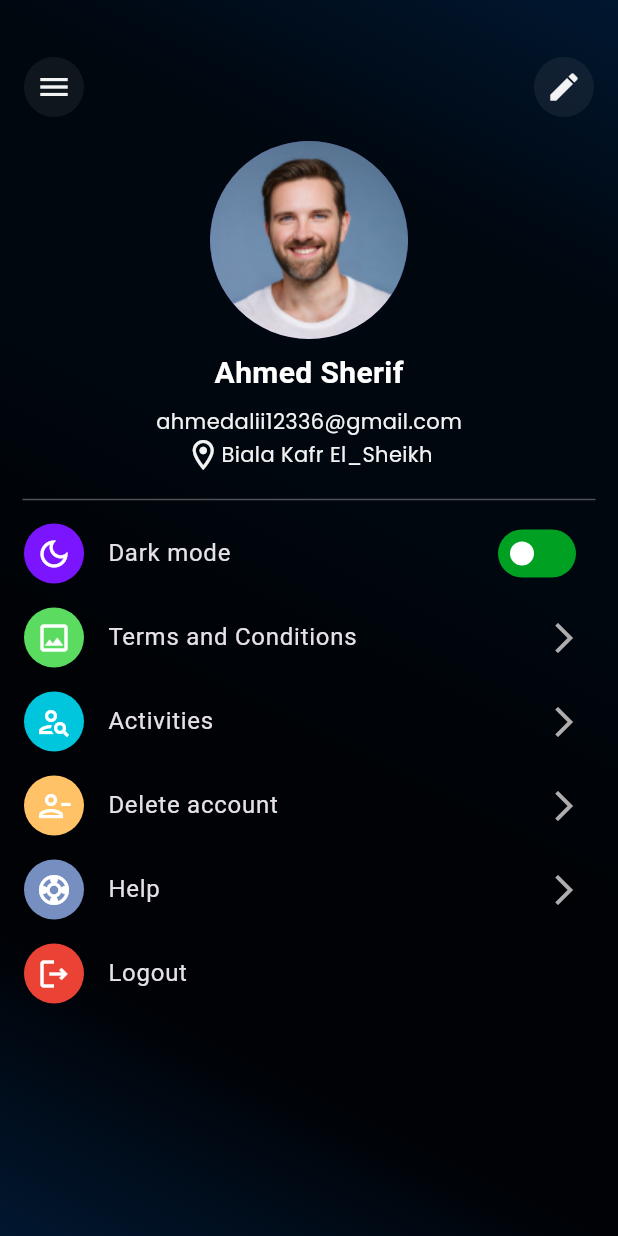
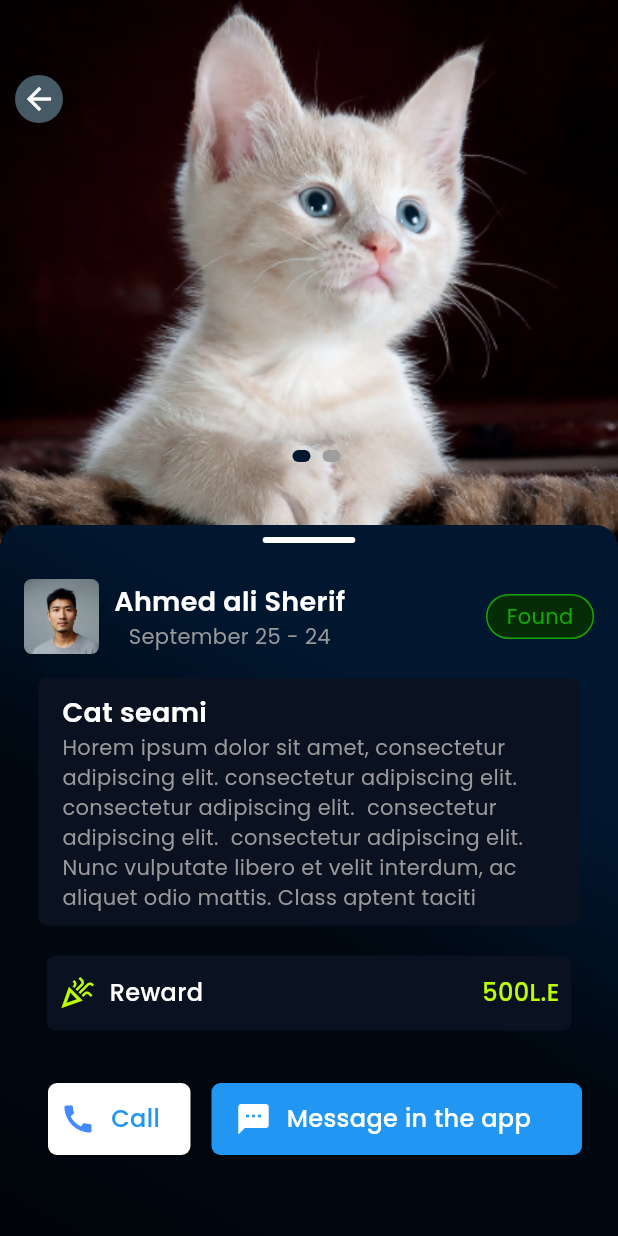
Before and after one commit to mohamedmosadfarhat/Lakini_GP, a Flutter app: the screen it shows after launch, on a phone screen of 412 x 824 dp. Run offline on Flutter 3.47's test engine with Material 3 defaults, Android fonts, the phone set to English and light mode, and no system bars; drawn by our look-alikes of smooth_page_indicator; our stand-ins replace google_fonts, google_maps_flutter, location, page_transition.

Commit message:
add item_detail screen

```diff
--- a/lib/features/home/item_details/models/location_model.dart
+++ b/lib/features/home/item_details/models/location_model.dart
@@ -0,0 +1,29 @@
+import 'dart:io';
+
+import 'package:uuid/uuid.dart';
+
+const uuid = Uuid();
+
+class Place {
+  final String id;
+  final String title;
+  final PlaceLocation location;
+
+  Place({
+    String? id,
+    required this.title,
+    required this.location,
+  }) : id = id?? uuid.v4();
+}
+
+class PlaceLocation {
+  final double latitude;
+  final double longitude;
+  final String address;
+
+  const PlaceLocation({
+    required this.latitude,
+    required this.longitude,
+    required this.address,
+  });
+}
--- /dev/null
+++ b/lib/features/home/item_details/screen/item_details_screen.dart
@@ -0,0 +1,427 @@
+
+import 'dart:convert';
+import 'dart:developer';
+
+import 'package:flutter/material.dart';
+import 'package:http/http.dart' as http;
+import 'package:lakini_gp/core/utils/styles.dart';
+import 'package:location/location.dart';
+import 'package:smooth_page_indicator/smooth_page_indicator.dart';
+
+import '../models/location_model.dart';
+import 'map_screen.dart';
+
+class ItemDetails extends StatefulWidget {
+  static const String itemId = "ItemDetailsId";
+
+  const ItemDetails({super.key});
+
+  @override
+  State<ItemDetails> createState() => _ItemDetailsState();
+}
+
+class _ItemDetailsState extends State<ItemDetails> {
+
+  PlaceLocation? _pickedLocation;
+  bool _isLoading = false;
+  String? _error;
+
+
+  String get locationImage {
+    if (_pickedLocation == null) {
+      return "";
+    }
+
+    final lat = _pickedLocation!.latitude;
+    final lng = _pickedLocation!.longitude;
+    return "https://maps.googleapis.com/maps/api/staticmap?center=$lat,$lng&zoom=16&size=600x300&maptype=roadmap&markers=color:red%7Clabel:R%7C$lat,$lng&key=AIzaSyDWYIwIwT2Cx7maujw2kxbcvbFKhIGhLOE";
+  }
+
+  void _savePlace(double lat, double lng) async {
+    final url = Uri.parse(
+        "https://maps.googleapis.com/maps/api/geocode/json?latlng=$lat,$lng&key=AIzaSyDWYIwIwT2Cx7maujw2kxbcvbFKhIGhLOE");
+    try{
+      final res = await http.get(url);
+      if (res.statusCode >= 404) {
+        setState(() {
+          _error = "Failed to fetch data. Please try again later!!";
+        });
+      }
+      final resData = json.decode(res.body);
+      final address = resData["results"][0]["formatted_address"];
+      setState(() {
+        _pickedLocation =
+            PlaceLocation(latitude: lat, longitude: lng, address: address);
+        _isLoading = false;
+      });
+    }catch(err)
+    {
+      setState(() {
+        _error = "Something Went Wrong. Please try again later!!";
+      });
+    }
+
+
+
+
+  }
+
+
+  void _getLocation()async{
+    Location location =  Location();
+
+    bool serviceEnabled;
+    PermissionStatus permissionGranted;
+    LocationData locationData;
+
+    serviceEnabled = await location.serviceEnabled();
+    if (!serviceEnabled) {
+      serviceEnabled = await location.requestService();
+      if (!serviceEnabled) {
+        _error = "Access Denied!";
+        return;
+      }
+    }
+
+    permissionGranted = await location.hasPermission();
+    if (permissionGranted == PermissionStatus.denied) {
+      permissionGranted = await location.requestPermission();
+      if (permissionGranted != PermissionStatus.granted) {
+        _error = "Access Denied!";
+        return;
+      }
+    }
+
+    setState(() {
+      _isLoading = true;
+    });
+
+    locationData = await location.getLocation();
+    final lat = locationData.latitude;
+    final lng = locationData.longitude;
+
+    if (lat == null || lng == null) {
+      return;
+    }
+
+    log(locationData.longitude.toString());
+    log(locationData.latitude.toString());
+
+    _savePlace(lat, lng);
+  }
+
+  @override
+  void initState() {
+    super.initState();
+    _getLocation();
+
+  }
+
+  @override
+  Widget build(BuildContext context) {
+    Widget previewContent =  Center(
+      child: Text(
+        "Access Denied!",
+        style: Styles.textStyle18,
+        textAlign: TextAlign.center,
+      ),
+    ) ;
+    if (_pickedLocation != null) {
+      previewContent = Image.network(
+        locationImage,
+        fit: BoxFit.cover,
+        width: double.infinity,
+        height: double.infinity,
+      );
+    }
+    if (_isLoading) {
+      previewContent = const Center(
+        child: CircularProgressIndicator(),
+      );
+    }
+    if (_error != null) {
+      previewContent = Center(
+        child: Text(_error!),
+      );}
+
+    List<String> itemImages = ["assets/item.png", "assets/item2.jpg"];
+    var imgView = PageController();
+    double width = MediaQuery.of(context).size.width;
+
+    return Scaffold(
+      body: SingleChildScrollView(
+        child: Column(
+          children: <Widget>[
+            Stack(
+              children: [
+                SizedBox(
+                  width: double.infinity,
+                  height: 418,
+                  child: PageView.builder(
+                    controller: imgView,
+                    physics: const BouncingScrollPhysics(),
+                    itemBuilder: (context, index) => Stack(
+                      children: [
+                        ClipRRect(
+                          borderRadius: const BorderRadius.only(
+                              bottomLeft: Radius.circular(20),
+                              bottomRight: Radius.circular(20)),
+                          child: SizedBox(
+                            width: double.infinity,
+                            height: 418,
+                            child: Image.asset(
+                              itemImages[index],
+                              width: double.infinity,
+                              fit: BoxFit.cover,
+                            ),
+                          ),
+                        ),
+
+                      ],
+                    ),
+                    itemCount: itemImages.length,
+                  ),
+                ),
+                Positioned(
+                  top: 300,
+                  left: 195,
+                  child: SmoothPageIndicator(
+                    controller: imgView,
+                    count: itemImages.length,
+                    effect: const JumpingDotEffect(
+                        verticalOffset: 30,
+                        jumpScale: 1.6,
+                        activeDotColor: Color.fromRGBO(1, 23, 48, 1),
+                        dotWidth: 12,
+                        dotHeight: 8),
+                  ),
+                ),
+                Padding(
+                  padding: const EdgeInsets.symmetric(
+                      vertical: 50.0, horizontal: 10),
+                  child: InkWell(
+                    onTap: () => Navigator.pop(context),
+                    child: const CircleAvatar(
+                      radius: 16,
+                      backgroundColor: Color.fromRGBO(69, 90, 100, 1),
+                      child: Icon(
+                        Icons.arrow_back,
+                        color: Colors.white,
+                      ),
+                    ),
+                  ),
+                ),
+                Padding(
+                  padding: const EdgeInsets.only(top: 350.0),
+                  child: Container(
+                    width: double.infinity,
+                    height: 740,
+                    decoration: const BoxDecoration(
+                      gradient: LinearGradient(
+                        colors: [
+                          Color.fromRGBO(1, 23, 48, 1),
+                          Color.fromRGBO(1, 23, 48, 1),
+                          Color.fromRGBO(0, 7, 15, 1),
+                          Color.fromRGBO(0, 7, 15, 1),
+                          Color.fromRGBO(0, 2, 5, 1),
+                          Color.fromRGBO(1, 23, 48, 1),
+                        ],
+                        begin: Alignment.topRight,
+                        end: Alignment.bottomLeft,
+                      ),
+                      borderRadius: BorderRadius.all(Radius.circular(15)),
+                    ),
+                    child: Column(
+                      children: <Widget>[
+                        Center(
+                          child: Padding(
+                            padding: const EdgeInsets.symmetric(vertical: 8.0),
+                            child: Container(
+                              height: 4,
+                              width: width * 0.15,
+                              decoration: BoxDecoration(
+                                borderRadius: BorderRadius.circular(10),
+                                color: Colors.white,
+                              ),
+                            ),
+                          ),
+                        ),
+                        Padding(
+                          padding: const EdgeInsets.all(16.0),
+                          child: Row(
+                            children: [
+                              ClipRRect(
+                                borderRadius:
+                                    const BorderRadius.all(Radius.circular(5)),
+                                child: Image.asset(
+                                  "assets/profile.jpg",
+                                  width: 50,
+                                  height: 50,
+                                  fit: BoxFit.cover,
+                                ),
+                              ),
+                              const SizedBox(
+                                width: 10,
+                              ),
+                              Column(
+                                children: [
+                                  Text(
+                                    "Ahmed ali Sherif",
+                                    style: Styles.textStyle18,
+                                  ),
+                                  Text(
+                                    "September 25 - 24",
+                                    style: Styles.textStyle14,
+                                  )
+                                ],
+                              ),
+                              Spacer(),
+                              Container(
+                                width: 72,
+                                height: 30,
+                                decoration: BoxDecoration(
+                                    borderRadius: BorderRadius.circular(30),
+                                    border: Border.all(
+                                        color: const Color.fromRGBO(
+                                            20, 167, 0, 1)),
+                                    color: const Color.fromRGBO(5, 44, 7, 1)),
+                                child: Center(
+                                  child: Text(
+                                    "Found",
+                                    style: Styles.textStyle14.copyWith(
+                                      color:
+                                          const Color.fromRGBO(20, 167, 0, 1),
+                                    ),
+                                  ),
+                                ),
+                              )
+                            ],
+                          ),
+                        ),
+                        Container(
+                          width: 361,
+                          height: 165,
+                          padding: const EdgeInsets.symmetric(
+                              horizontal: 16, vertical: 10),
+                          decoration: BoxDecoration(
+                              borderRadius: BorderRadius.circular(6),
+                              color: const Color.fromRGBO(10, 17, 32, 1)),
+                          child: SingleChildScrollView(
+                            child: Column(
+                              crossAxisAlignment: CrossAxisAlignment.start,
+                              children: [
+                                Text(
+                                  "Cat seami",
+                                  style: Styles.textStyle18,
+                                ),
+                                Text(
+                                  "Horem ipsum dolor sit amet, consectetur adipiscing elit. consectetur adipiscing elit.  consectetur adipiscing elit.  consectetur adipiscing elit.  consectetur adipiscing elit.  Nunc vulputate libero et velit interdum, ac aliquet odio mattis. Class aptent taciti sociosqu ad litora torquent per conubia nostra, per inceptos himenaeos. Curabitur tempus urna at turpis condimentum lobortis.",
+                                  style: Styles.textStyle14,
+                                )
+                              ],
+                            ),
+                          ),
+                        ),
+                        const SizedBox(
+                          height: 20,
+                        ),
+                        Container(
+                          padding: const EdgeInsets.symmetric(horizontal: 8),
+                          height: 50,
+                          width: 350,
+                          decoration: BoxDecoration(
+                              color: const Color.fromRGBO(10, 17, 32, 1),
+                              borderRadius: BorderRadius.circular(6)),
+                          child: Row(
+                            children: [
+                              const Icon(
+                                Icons.celebration_outlined,
+                                color: Color.fromRGBO(189, 255, 0, 1),
+                              ),
+                              const SizedBox(width: 10,),
+                              Text(
+                                "Reward",
+                                style: Styles.textStyle16,
+                              ),
+                              const Spacer(),
+                              Text(
+                                "500L.E",
+                                style: Styles.textStyle16.copyWith(
+                                    color: const Color.fromRGBO(189, 255, 0, 1)),
+                              ),
+                            ],
+                          ),
+                        ),
+                        const SizedBox(height: 35,),
+                        Padding(
+                          padding: const EdgeInsets.symmetric(horizontal: 32.0),
+                          child: Row(
+                            children: [
+                              Container(
+                                width: 95,
+                                height: 48,
+                                padding: const EdgeInsets.symmetric(horizontal: 8),
+                                decoration: BoxDecoration(
+                                  borderRadius: BorderRadius.circular(6),
+                                  color: Colors.white
+                                ),
+                                child: Row(
+                                  children: [
+                                    const Icon(Icons.call,color: Colors.blueAccent,),
+                                    const SizedBox(width: 10,),
+                                    Text("Call",style: Styles.textStyle16.copyWith(color: Colors.blue),)
+                                  ],
+                                ),
+                              ),
+                              const SizedBox(width: 14,),
+                              Container(
+                                width: 247,
+                                height: 48,
+                                padding: const EdgeInsets.symmetric(horizontal: 16),
+                                decoration: BoxDecoration(
+                                  borderRadius: BorderRadius.circular(6),
+                                  color: Colors.blue
+                                ),
+                                child: Row(
+                                  children: [
+                                    const Icon(Icons.sms,color: Colors.white,),
+                                    const SizedBox(width: 10,),
+                                    Text("Message in the app",style: Styles.textStyle16,)
+                                  ],
+                                ),
+                              ),
+                            ],
+                          ),
+                        ),
+                        const SizedBox(height: 16,),
+                        GestureDetector(
+                          onTap: (){
+                            Navigator.of(context).push(
+                              MaterialPageRoute(
+                                builder: (context)=>  MapScreen(
+                                  location: _pickedLocation!,
+                                  isSelected: false,
+                                ),
+                              ),
+                            );},
+                          child: SizedBox(
+                            width: 361,
+                            height: 255,
+
+                            child: ClipRRect(
+                                borderRadius: BorderRadius.circular(15),
+                                child: previewContent),
+                          ),
+                        )
+                      ],
+                    ),
+                  ),
+                ),
+              ],
+            )
+          ],
+        ),
+      ),
+    );
+  }
+}
--- a/lib/features/home/item_details/screen/map_screen.dart
+++ b/lib/features/home/item_details/screen/map_screen.dart
@@ -1,5 +1,6 @@
 import 'package:flutter/material.dart';
 import 'package:google_maps_flutter/google_maps_flutter.dart';
+import 'package:lakini_gp/core/utils/styles.dart';
 
 import '../models/location_model.dart';
 
@@ -22,7 +23,9 @@ class _MapScreenState extends State<MapScreen> {
   Widget build(BuildContext context) {
     return Scaffold(
       appBar: AppBar(
-        title: Text(widget.isSelected ? "Pick Your Location" : "Your Location"),
+        centerTitle: true,
+        backgroundColor: const Color.fromRGBO(10, 17, 32, 1),
+        title: Text(widget.isSelected ? "Pick Your Location" : "Location Details",style: Styles.textStyle18,),
         actions: [
           if (widget.isSelected)
             IconButton(
--- a/lib/main.dart
+++ b/lib/main.dart
@@ -6,6 +6,7 @@ import 'package:lakini_gp/features/profile/presentation/views/terms_and_conditio
 import 'package:lakini_gp/features/register/presentation/views/login_screen.dart';
 import 'package:lakini_gp/features/register/presentation/views/register_screen.dart';
 import 'package:lakini_gp/features/register/presentation/views/create_password_screen.dart';
+import 'features/home/item_details/screen/item_details_screen.dart';
 import 'features/register/presentation/views/forget_password_screen.dart';
 import 'features/register/presentation/views/otp_verification_screen.dart';
 import 'features/splash/presentation/views/splash_screen.dart';
@@ -21,7 +22,7 @@ class Lakini extends StatelessWidget {
   Widget build(BuildContext context) {
     return MaterialApp(
       theme: ThemeData.dark(),
-      home: const ProfileMenu(),
+      home: const ItemDetails(),
       routes: {
         ForgetPasswordScreen.fpId: (_) => ForgetPasswordScreen(),
         OtpVerification.otp: (_) => OtpVerification(),
@@ -33,6 +34,7 @@ class Lakini extends StatelessWidget {
         EditProfileScreen.id: (_) => const EditProfileScreen(),
         ProfileMenu.id: (_) => const ProfileMenu(),
         TermsAndConditionScreen.id: (_) => const TermsAndConditionScreen(),
+        ItemDetails.itemId: (_)=>const ItemDetails(),
       },
     );
   }
```
Also changed, not shown: pubspec.yaml (+8 -5 lines), assets/item.png (added), assets/item2.jpg (added), pubspec.lock, 14 other files.
